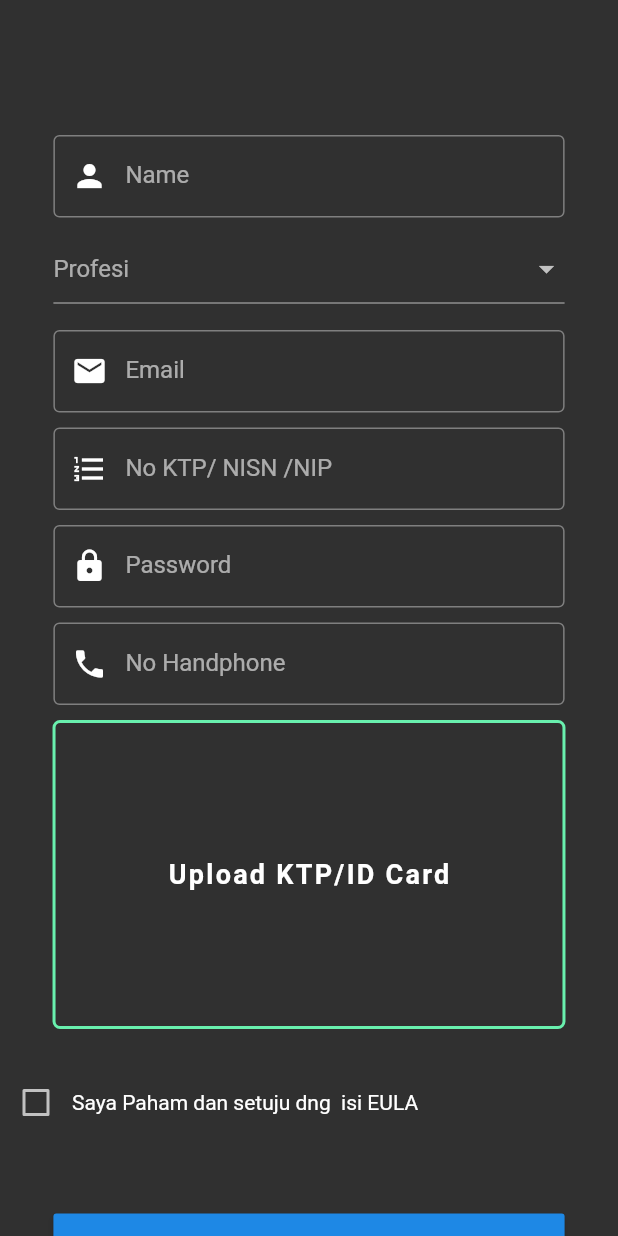
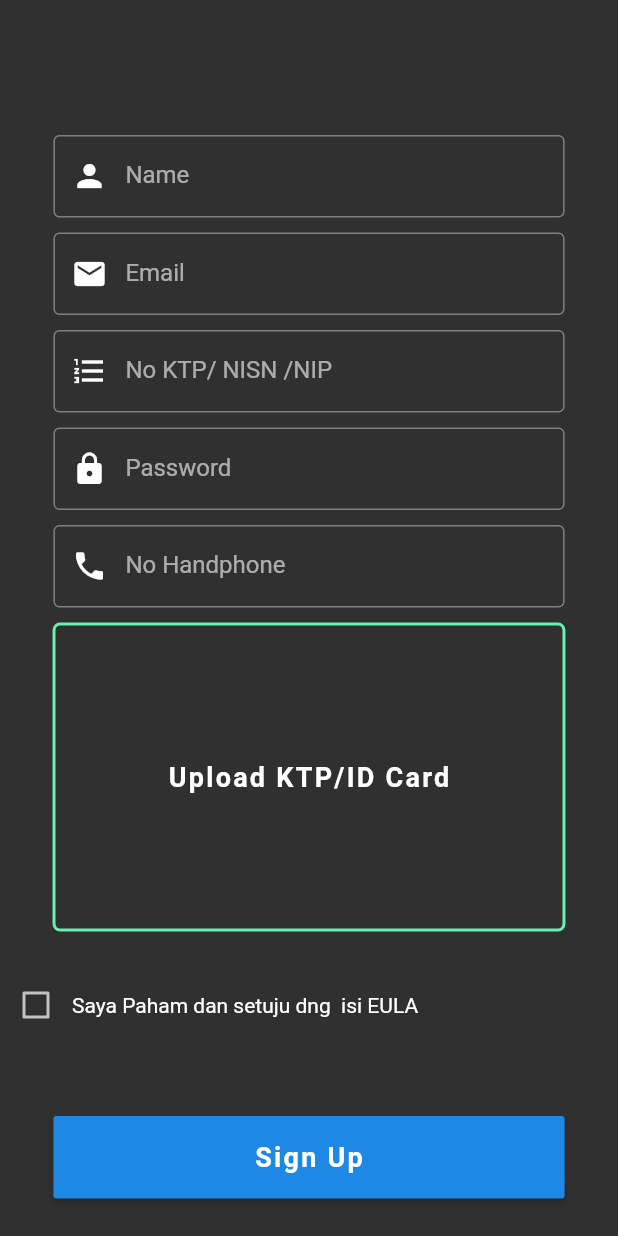
Before and after one commit to pptik/survey-pptik-mobile, a Flutter app: the SignUpView screen opened by its route, scrolled down 188 dp, on a phone screen of 412 x 824 dp. Run offline on Flutter 3.47's test engine with Material 2 defaults, Android fonts, the phone set to English and light mode, and no system bars; drawn by our look-alikes of loading_overlay; our stand-ins replace cached_network_image, camera, flutter_map, geolocator, get_it, latlong and 6 more; missing offline and left inert: dart_amqp, excel, ftpclient, geocoder, mobile_number; accounts and stored records are empty.

Commit message:
fix bug register page

```diff
--- a/lib/main.dart
+++ b/lib/main.dart
@@ -5,7 +5,6 @@ import 'package:surveypptik/ui/views/maps_view.dart';
 import 'package:surveypptik/ui/views/sign_up_view.dart';
 import 'package:surveypptik/ui/views/startup_view.dart';
 import 'package:flutter/material.dart';
-
 
 // add crashnalytics
 import 'dart:async';
@@ -15,31 +14,28 @@ import 'dart:async';
 import 'package:flutter/services.dart';
 
 void main() {
-
   // Set `enableInDevMode` to true to see reports while in debug mode
   // This is only to be used for confirming that reports are being
   // submitted as expected. It is not intended to be used for everyday
   // development.
   // Crashlytics.instance.enableInDevMode = true;
 
-
   // // Pass all uncaught errors to Crashlytics.
   // FlutterError.onError = Crashlytics.instance.recordFlutterError;
 
   setupLocator();
 
-  runZoned(() {
-    runApp(MyApp());
-  }
-  ,
-  // onError: Crashlytics.instance.recordError
+  runZoned(
+    () {
+      runApp(MyApp());
+    },
+    // onError: Crashlytics.instance.recordError
   );
 }
 
 class MyApp extends StatelessWidget {
   @override
   Widget build(BuildContext context) {
-
     // Lock Orientation Portait Only
     SystemChrome.setPreferredOrientations([
       DeviceOrientation.portraitUp,
@@ -49,6 +45,7 @@ class MyApp extends StatelessWidget {
       theme: ThemeData.dark(),
       title: 'Survey PPTIK',
       home: StartUpView(),
+      debugShowCheckedModeBanner: false,
       navigatorKey: locator<NavigationService>().navigationKey,
       onGenerateRoute: generateRoute,
     );
--- a/lib/ui/views/sign_up_view.dart
+++ b/lib/ui/views/sign_up_view.dart
@@ -14,10 +14,12 @@ import 'package:stacked/stacked.dart';
 
 // import flutter services
 import 'package:flutter/services.dart';
-class SignUpView extends StatefulWidget{
+
+class SignUpView extends StatefulWidget {
   @override
   _SignUpViewState createState() => _SignUpViewState();
 }
+
 class _SignUpViewState extends State<SignUpView> {
   bool eulaVal = false;
   @override
@@ -27,17 +29,16 @@ class _SignUpViewState extends State<SignUpView> {
 //    Provider.of<SignUpViewModel>(context,listen: false).getAreas();
 //  context.read<SignUpViewModel>().getAreas();
   }
+
   @override
   Widget build(BuildContext context) {
-
     // Lock Orientation Portait Only
     SystemChrome.setPreferredOrientations([
       DeviceOrientation.portraitUp,
     ]);
 
     return ViewModelBuilder<SignUpViewModel>.reactive(
-      viewModelBuilder: () =>SignUpViewModel(),
-
+      viewModelBuilder: () => SignUpViewModel(),
       onModelReady: (model) => model.onReady(),
       builder: (context, model, child) => Scaffold(
         body: LoadingOverlay(
@@ -45,7 +46,6 @@ class _SignUpViewState extends State<SignUpView> {
           child: SafeArea(
             child: SingleChildScrollView(
               child: Container(
-
                 child: Center(
                   child: Column(
                     children: <Widget>[
@@ -62,135 +62,6 @@ class _SignUpViewState extends State<SignUpView> {
                         isPassword: false,
                         textFieldController: model.nameController,
                       ),
-                      verticalSpaceSmall,
-                      Container(
-                        padding: fieldPadding,
-                        width: screenWidthPercent(
-                          context,
-                          multipleBy: 0.9,
-                        ),
-                        height: fieldHeight,
-                        child: DropdownButton(
-                          isExpanded: true,
-                          hint: Text('Profesi'),
-                          value: model.profesiSelected,
-                          items: model.profesi == null
-                              ? null
-                              : model.profesi.map(
-                                (value) {
-                              return DropdownMenuItem(
-                                child: Text(value),
-                                value: value,
-                              );
-                            },
-                          ).toList(),
-                          onChanged: (value) {
-                            model.getAreaUnit(value);
-                          },
-                        ),
-                      ),
-                      Visibility(
-                        visible: model.changeVisibilityAreas(),
-                        child:verticalSpaceSmall,
-                      ),
-                      Visibility(
-                        visible: model.changeVisibilityAreas(),
-                        child:                      Container(
-                          padding: fieldPadding,
-                          width: screenWidthPercent(
-                            context,
-                            multipleBy: 0.9,
-                          ),
-                          height: fieldHeight,
-                          child: DropdownButton(
-                            isExpanded: true,
-                            hint: Text('Area'),
-                            value: model.areasSelected,
-                            items: model.areasList == null
-                                ? null
-                                : model.areasList.map(
-                                  (value) {
-                                return DropdownMenuItem(
-                                  child: Text(value),
-                                  value: value,
-                                );
-                              },
-                            ).toList(),
-                            onChanged: (value) {
-                              model.onAreasChanged(value);
-//                              model.getDistrict(v);
-                            },
-                          ),
-                        ),
-                      ),
-                      Visibility(
-                        visible: model.changeVisibilityAreas(),
-                        child:verticalSpaceSmall,
-                      ),
-                      Visibility(
-                        visible: model.changeVisibilityAreas(),
-                        child:                      Container(
-                          padding: fieldPadding,
-                          width: screenWidthPercent(
-                            context,
-                            multipleBy: 0.9,
-                          ),
-                          height: fieldHeight,
-                          child: DropdownButton(
-                            isExpanded: true,
-                            hint: Text('District'),
-                            value: model.districtSelected,
-                            items: model.districts == null
-                                ? null
-                                : model.districts.map(
-                                  (value) {
-                                return DropdownMenuItem(
-                                  child: Text(value),
-                                  value: value,
-                                );
-                              },
-                            ).toList(),
-                            onChanged: (value) {
-                              model.onDistricChanged(value);
-
-                            },
-                          ),
-                        ),
-                      ),
-                      Visibility(
-                        visible: model.changeVisibilityAreas(),
-                        child:verticalSpaceSmall,
-                      ),
-                      Visibility(
-                        visible: model.changeVisibilityAreas(),
-                        child:                      Container(
-                          padding: fieldPadding,
-                          width: screenWidthPercent(
-                            context,
-                            multipleBy: 0.9,
-                          ),
-                          height: fieldHeight,
-                          child: DropdownButton(
-                            isExpanded: true,
-                            hint: Text('Jurusan'),
-                            value: model.jurusanSelected,
-                            items: model.jurusanList == null
-                                ? null
-                                : model.jurusanList.map(
-                                  (value) {
-                                return DropdownMenuItem(
-                                  child: Text(value),
-                                  value: value,
-                                );
-                              },
-                            ).toList(),
-                            onChanged: (value) {
-                              model.onJurusanChanged(value);
-                            },
-                          ),
-                        ),
-                      ),
-
                       verticalSpaceSmall,
                       TextFieldWidget(
                         hintText: 'Email',
@@ -259,12 +130,11 @@ class _SignUpViewState extends State<SignUpView> {
                         ),
                       ),
                       verticalSpaceMedium,
-
                       Row(
                         children: <Widget>[
                           Checkbox(
                             value: eulaVal,
-                            onChanged: (bool value){
+                            onChanged: (bool value) {
                               setState(() {
                                 eulaVal = value;
                               });
@@ -275,7 +145,7 @@ class _SignUpViewState extends State<SignUpView> {
                           ),
                           InkWell(
                             child: Text("Saya Paham dan setuju dng  isi EULA"),
-                            onTap: (){
+                            onTap: () {
                               model.showEula(context);
                             },
                           )
--- a/lib/viewmodels/home_view_model.dart
+++ b/lib/viewmodels/home_view_model.dart
@@ -92,8 +92,8 @@ class HomeViewModel extends BaseModel {
     checkStatusPermission(Permission.camera);
     checkStatusPermission(Permission.microphone);
     checkStatusPermission(Permission.location);
-    getBatteryLevel();
-    initMobileNumberState();
+    // getBatteryLevel();
+    // initMobileNumberState();
     getAllReport(pages);
     getLocation();
   }
--- a/lib/viewmodels/profile_view_model.dart
+++ b/lib/viewmodels/profile_view_model.dart
@@ -32,7 +32,7 @@ class ProfileViewModel extends BaseModel {
     phoneNumber = await _storageService.getString(K_PHONE_NUMBER);
     email = await _storageService.getString(K_EMAIL);
     unit = await _storageService.getString(K_UNIT);
-    image = 'http://amariitb.pptik.id/data/kehadiran/image/' + tempImage;
+    image = 'http://survey.pptik.id/data/kehadiran/image/' + tempImage;
     print('the image $image');
     setBusy(false);
   }
--- a/lib/viewmodels/sign_up_view_model.dart
+++ b/lib/viewmodels/sign_up_view_model.dart
@@ -24,17 +24,17 @@ class SignUpViewModel extends BaseModel {
 
   List<String> units = List();
   List<String> profesi = List();
-  List<String> areasList =  List();
+  List<String> areasList = List();
   List<Item> areaForDistrcit = List();
   List<dynamic> districts = List();
   List<String> jurusanList = List();
 
-  String unitSelected ;
-  String profesiSelected;
+  String unitSelected;
+  String profesiSelected = "survey";
   String areasSelected;
   String districtSelected;
   String jurusanSelected;
-  String company;
+  String company = "SURV7";
   String imagePath;
 
   bool eula = false;
@@ -45,7 +45,7 @@ class SignUpViewModel extends BaseModel {
   TextEditingController passwordController = TextEditingController();
   TextEditingController phoneNumberCotroller = TextEditingController();
   TextEditingController idCardController = TextEditingController();
-  void onReady(){
+  void onReady() {
     profesi.add("Bukan Civitas ITB");
     profesi.add("Mahasiswa");
     profesi.add("Dosen");
@@ -58,12 +58,18 @@ class SignUpViewModel extends BaseModel {
 //    getAreas();
   }
 
-  void showEula(BuildContext context){
-    _alertService.showSuccess(context, "AMARI COVID19 End-User License Agreement \n (\"Agreement\")", Helper.eula_content, _navigationService.pop);
+  void showEula(BuildContext context) {
+    _alertService.showSuccess(
+        context,
+        "AMARI COVID19 End-User License Agreement \n (\"Agreement\")",
+        Helper.eula_content,
+        _navigationService.pop);
   }
-  void onChangeEula(bool value){
+
+  void onChangeEula(bool value) {
     eula = value;
   }
+
   Future<String> loadAsset() async {
     final a = await rootBundle.loadString('assets/level1.csv');
     final ab = json.decode(a);
@@ -71,27 +77,25 @@ class SignUpViewModel extends BaseModel {
     print(ab);
   }
 
-  Future<void> getAreas() async{
-
-    try{
+  Future<void> getAreas() async {
+    try {
       final data = await _apiService.areas();
-      if (data.code==200) {
+      if (data.code == 200) {
         print("add");
-        for(int i= 0 ;i<data.data.areas.length ;i++){
+        for (int i = 0; i < data.data.areas.length; i++) {
           areasList.add(data.data.areas[i].area);
         }
       } else {
         // User already registered
       }
-    }catch(e){
+    } catch (e) {}
+  }
 
-    }
-  }
   void register(BuildContext context) async {
     setBusy(true);
     print('ini adalah image path $imagePath');
     try {
-      if(eula){
+      if (eula) {
         if (nameController.text.length != null &&
             positionController.text.length != null &&
             emailController.text.length != null &&
@@ -99,8 +103,7 @@ class SignUpViewModel extends BaseModel {
             phoneNumberCotroller.text.length != null &&
             company.length != null &&
             imagePath.length != null &&
-            profesiSelected != null
-        ) {
+            profesiSelected != null) {
           final name = nameController.text;
           final email = emailController.text;
           final position = positionController.text;
@@ -108,6 +111,8 @@ class SignUpViewModel extends BaseModel {
           final phoneNumber = phoneNumberCotroller.text;
           final idCard = idCardController.text;
           final companies = company;
+          print(companies);
+          print(profesiSelected);
           final data = await _apiService.register(
             name,
             email,
@@ -121,7 +126,7 @@ class SignUpViewModel extends BaseModel {
             File(imagePath),
           );
 
-          if (data.code==200) {
+          if (data.code == 200) {
             setBusy(false);
 
             // navigate to home
@@ -130,19 +135,18 @@ class SignUpViewModel extends BaseModel {
             setBusy(false);
 
             // User already registered
-            _alertService.showError(
-                context, 'Error', 'Something went wrong '+data.message, _navigationService.pop);
+            _alertService.showError(context, 'Error',
+                'Something went wrong ' + data.message, _navigationService.pop);
           }
         } else {
           setBusy(false);
           _alertService.showWarning(context, 'Warning',
               'Please fill in all fields', _navigationService.pop);
         }
-      }else{
+      } else {
         _alertService.showError(
             context, 'Error', 'Please Check Eula', _navigationService.pop);
       }
-
     } catch (e) {
       print(e.toString());
       _alertService.showError(
@@ -174,21 +178,22 @@ class SignUpViewModel extends BaseModel {
     setBusy(false);
   }
 
-  void getDistrict(String value){
+  void getDistrict(String value) {
     districts.clear();
     jurusanList.clear();
-    districtSelected=null;
+    districtSelected = null;
     jurusanSelected = null;
 //    print(areaForDistrcit.where((element) => element.areasDistrict==value).toList());
 //
 //    List<Item> data = areaForDistrcit.where((element) => element.areasDistrict==value).toList();
 //    districts.addAll(data)
-    for(int i=0 ; i<areaForDistrcit.length;i++){
-      if(areaForDistrcit[i].areasDistrict==value){
+    for (int i = 0; i < areaForDistrcit.length; i++) {
+      if (areaForDistrcit[i].areasDistrict == value) {
         districts.addAll(areaForDistrcit[i].district);
       }
     }
   }
+
   void onDistricChanged(String value) async {
     districtSelected = value;
     setBusy(false);
@@ -197,10 +202,10 @@ class SignUpViewModel extends BaseModel {
     jurusanList.clear();
 
     final data = await _apiService.jurusan(areasSelected, value);
-    if (data.code==200) {
+    if (data.code == 200) {
       print("add");
       data.data.forEach((element) {
-        jurusanList.add(element.companyName + '-' +element.companyCode);
+        jurusanList.add(element.companyName + '-' + element.companyCode);
       });
     } else {
       // User already registered
@@ -216,7 +221,6 @@ class SignUpViewModel extends BaseModel {
     setBusy(false);
     company = value.split('-')[1];
     print(value.split('-')[1]);
-
   }
 
   void getAreaUnit(String value) async {
@@ -224,13 +228,13 @@ class SignUpViewModel extends BaseModel {
     profesiSelected = value;
     areasSelected = null;
     districtSelected = null;
-    jurusanSelected=null;
+    jurusanSelected = null;
     districts.clear();
     areasList.clear();
     jurusanList.clear();
 
     final data = await _apiService.areas();
-    if (data.code==200) {
+    if (data.code == 200) {
       print("add");
       data.data.areas.forEach((element) {
         areasList.add(element.area);
@@ -244,6 +248,7 @@ class SignUpViewModel extends BaseModel {
     print('units => $units');
     print('visi => ${changeVisibility()}');
   }
+
   void onAreasChanged(String value) {
     areasSelected = value;
 
@@ -251,20 +256,22 @@ class SignUpViewModel extends BaseModel {
     setBusy(false);
   }
 
-  bool changeVisibilityDistrict(){
-    if(districts== null || districts.isEmpty){
+  bool changeVisibilityDistrict() {
+    if (districts == null || districts.isEmpty) {
       return false;
-    }else{
+    } else {
       return true;
     }
   }
-  bool changeVisibilityAreas(){
-    if(areasList== null || areasList.isEmpty){
+
+  bool changeVisibilityAreas() {
+    if (areasList == null || areasList.isEmpty) {
       return false;
-    }else{
+    } else {
       return true;
     }
   }
+
   bool changeVisibility() {
     if (units == null || units.isEmpty) {
       return false;
@@ -273,17 +280,18 @@ class SignUpViewModel extends BaseModel {
     }
   }
 
-  void getJurusan(String value)async{
-    jurusanSelected=null;
+  void getJurusan(String value) async {
+    jurusanSelected = null;
     jurusanList.clear();
     final data = await _apiService.jurusan(areasSelected, value);
-    if(data.code ==200){
+    if (data.code == 200) {
       data.data.forEach((element) {
-        jurusanList.add(element.companyName+'-'+element.companyCode);
+        jurusanList.add(element.companyName + '-' + element.companyCode);
         print("data ${element.companyCode}");
       });
     }
   }
+
   void getCompanyUnit(String code) async {
     setBusy(false);
     unitSelected = null;
```
Also changed, not shown: 6 other files.
